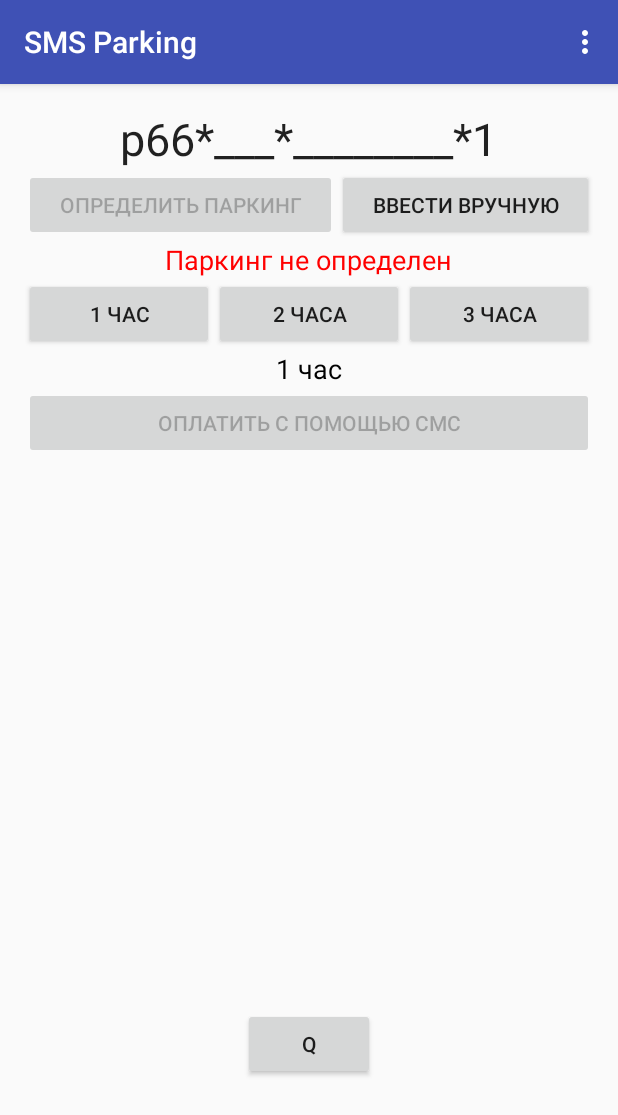
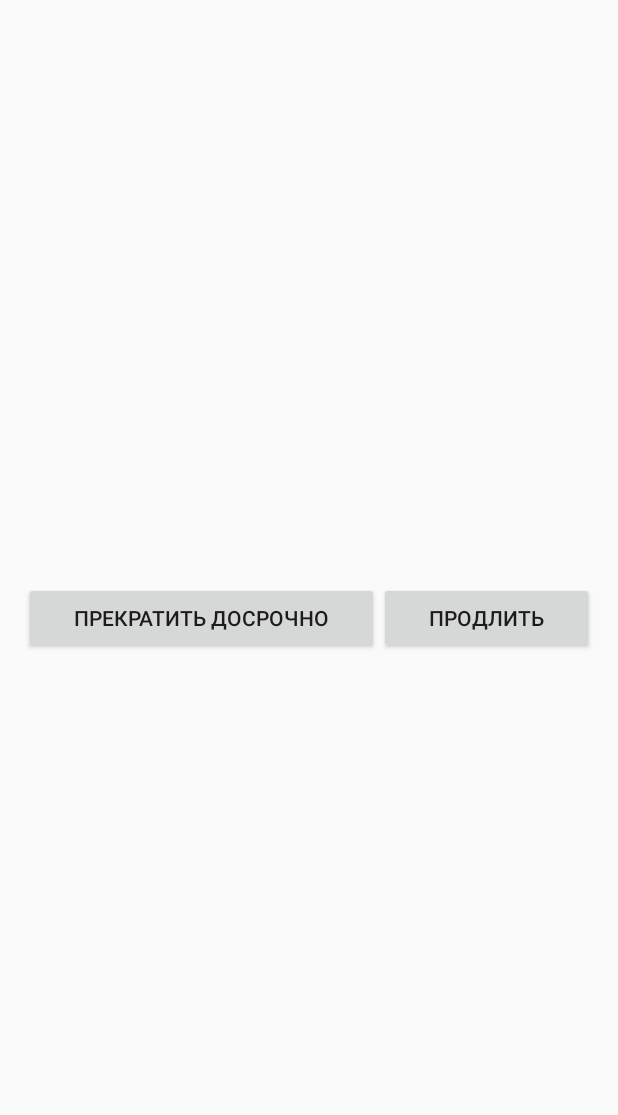
Before and after one commit to BigNordman/SMSParking, an Android app: the screen it shows after launch (MainActivity before the commit, ParkingActivity after it), after a tap on an icon or button, on a phone screen of 412 x 824 dp. Shown: the top 1115 px of the screen. Run offline under Robolectric (Android 15) with nearby library versions, the phone set to English and light mode, and no system bars.

Commit message:
Send/Receive SMS

```diff
--- a/app/src/main/java/com/nordman/big/smsparking/MainActivity.java
+++ b/app/src/main/java/com/nordman/big/smsparking/MainActivity.java
@@ -1,6 +1,5 @@
 package com.nordman.big.smsparking;
 
-import android.content.Context;
 import android.content.Intent;
 import android.content.SharedPreferences;
 import android.graphics.Color;
@@ -11,13 +10,11 @@ import android.os.Message;
 import android.preference.PreferenceManager;
 import android.support.v7.app.AppCompatActivity;
 import android.os.Bundle;
-import android.telephony.TelephonyManager;
 import android.util.Log;
 import android.view.Menu;
 import android.view.MenuItem;
 import android.view.View;
 import android.widget.Button;
-import android.widget.LinearLayout;
 import android.widget.PopupMenu;
 import android.widget.ProgressBar;
 import android.widget.TextView;
@@ -30,7 +27,6 @@ import com.google.android.gms.location.LocationRequest;
 import com.google.android.gms.location.LocationServices;
 
 import java.util.ArrayList;
-import java.util.Calendar;
 import java.util.Date;
 import java.util.Timer;
 import java.util.TimerTask;
@@ -102,8 +98,7 @@ public class MainActivity extends AppCompatActivity implements GoogleApiClient.C
         if (waitForSms){
 
             int smsNumber;
-            if (appStatus==STATUS_INITIAL) smsNumber=R.string.smsNumber;
-            else smsNumber=R.string.smsNumberBack;
+            smsNumber=R.string.smsNumber;
 
             Log.d("LOG", "check for outgoing sms...");
             waitForSms=false;
@@ -201,20 +196,13 @@ public class MainActivity extends AppCompatActivity implements GoogleApiClient.C
         ((TextView) this.findViewById(R.id.hourDesc)).setText(hourDesc);
 
         Button payButton = (Button) findViewById(R.id.payButton);
-        LinearLayout confirmLinearLayout = (LinearLayout) findViewById(R.id.confirmLinearLayout);
 
         if (appStatus==STATUS_INITIAL) {
             payButton.setVisibility(View.VISIBLE);
-            confirmLinearLayout.setVisibility(View.INVISIBLE);
             // энаблим/дизаблим кнопку "оплатить"
             if (!regNum.equals("________") & currentZone != null)
                 this.findViewById(R.id.payButton).setEnabled(true);
             else this.findViewById(R.id.payButton).setEnabled(false);
-        }
-
-        if (appStatus==STATUS_CONFIRM) {
-            payButton.setVisibility(View.INVISIBLE);
-            confirmLinearLayout.setVisibility(View.VISIBLE);
         }
     }
 
@@ -297,25 +285,13 @@ public class MainActivity extends AppCompatActivity implements GoogleApiClient.C
         sendDate = new Date();
     }
 
-    public void confirmButtonOnClick(View view) {
-    }
-
-    public void cancelButtonOnClick(View view) {
-        Uri uri = Uri.parse("smsto:" + getResources().getString(R.string.smsNumberBack));
-        Intent it = new Intent(Intent.ACTION_SENDTO, uri);
-        it.putExtra("sms_body", "0");   // послать 0, если хотим отменить
-        startActivity(it);
-        waitForSms = true;
-        sendDate = new Date();
-    }
-
     final Handler h = new Handler(new Handler.Callback() {
         @Override
         public boolean handleMessage(Message msg) {
             String aResponse = msg.getData().getString("message");
             if ((null != aResponse)){
                 ((TextView) findViewById(R.id.sendMessage)).setText(aResponse);
-                if (aResponse.indexOf("Сумма:")==0){    // если смс именно с подтверждением суммы, а не какое-то другое, то меняем интерфейс на "подтверждение"
+                if (aResponse.indexOf("Сумма:")==0){    // если смс именно с подтверждением оплаты, то меняем интерфейс на "припарковано"
                     appStatus=STATUS_CONFIRM;
                     updateSms();
                 }
@@ -344,22 +320,23 @@ public class MainActivity extends AppCompatActivity implements GoogleApiClient.C
         public void run() {
             tickCount++;
             Log.d("LOG", "timer tick! " + String.valueOf(tickCount) );
-            smsText = smsMgr.GetIncomingSms(sendDate,getResources().getString(R.string.smsNumberBack));
+            smsText = smsMgr.GetIncomingSms(sendDate,getResources().getString(R.string.smsNumber));
             if (smsText!=null){
                 timer.cancel();
                 timer = null;
-
+/*
                 try {
                     smsText = smsText.substring(smsText.indexOf("Сумма:"),smsText.indexOf("Для подтверждения платежа")-1);
                 } catch (Exception ignored){}
-
+*/
                 msgObj = h.obtainMessage();
                 b = new Bundle();
                 b.putString("message", smsText);
                 msgObj.setData(b);
                 h.sendMessage(msgObj);
             }
-            if(tickCount>=6) {
+
+            if(tickCount>=20) {
                 timer.cancel();
                 timer = null;
 
@@ -373,23 +350,15 @@ public class MainActivity extends AppCompatActivity implements GoogleApiClient.C
     }
 
     public void qClick(View view) {
-        /*
-        Calendar cal = Calendar.getInstance();
-        cal.set(Calendar.YEAR, 2016);
-        cal.set(Calendar.MONTH, 0);
-        cal.set(Calendar.DAY_OF_MONTH, 16);
-        cal.set(Calendar.HOUR_OF_DAY, 15);
+        SharedPreferences prefs= PreferenceManager.getDefaultSharedPreferences(this);
+        if (sendDate==null) sendDate=new Date();
+        SharedPreferences.Editor ed = prefs.edit();
+        ed.putString("LastParkTime", String.valueOf(sendDate.getTime()));
+        ed.putString("LastHours", hours);
+        ed.apply();
 
-
-        Date sendDate = cal.getTime();
-        String smsText = smsMgr.GetIncomingSms(sendDate, getResources().getString(R.string.smsNumberBack));
-        try {
-            smsText = smsText.substring(smsText.indexOf("Сумма:"),smsText.indexOf("Для подтверждения платежа")-1);
-        } catch (Exception ignored){}
-        */
-        final TelephonyManager telephonyManager = (TelephonyManager) this.getSystemService(Context.TELEPHONY_SERVICE);
-        Log.d("LOG", "NetworkOperatorName = " + telephonyManager.getNetworkOperatorName());
-        Log.d("LOG", "NetworkOperator = " + telephonyManager.getNetworkOperator());
+        Intent intent = new Intent(this, ParkingActivity.class);
+        startActivity(intent);
     }
 
 }
--- /dev/null
+++ b/app/src/main/java/com/nordman/big/smsparking/ParkingActivity.java
@@ -0,0 +1,54 @@
+package com.nordman.big.smsparking;
+
+import android.app.Activity;
+import android.app.AlertDialog;
+import android.content.DialogInterface;
+import android.content.SharedPreferences;
+import android.os.Bundle;
+import android.preference.PreferenceManager;
+import android.util.Log;
+import android.view.KeyEvent;
+import android.view.View;
+
+
+public class ParkingActivity extends Activity {
+
+    @Override
+    protected void onCreate(Bundle savedInstanceState) {
+        super.onCreate(savedInstanceState);
+        setContentView(R.layout.activity_parking);
+
+        SharedPreferences prefs= PreferenceManager.getDefaultSharedPreferences(this);
+        Log.d("LOG", "LastParkTime = " + prefs.getString("LastParkTime", ""));
+        Log.d("LOG", "LastHours = " + prefs.getString("LastHours", ""));
+
+        //moveTaskToBack(true);
+    }
+
+    public void stopParkingButtonOnClick(View view) {
+    }
+
+    public void prolongButtonOnClick(View view) {
+    }
+
+    @Override
+    public boolean onKeyDown(int keyCode, KeyEvent event) {
+        if ((keyCode == KeyEvent.KEYCODE_BACK)) {
+            AlertDialog alertDialog = new AlertDialog.Builder(this)
+                    .setMessage("Выйти?")
+                    .setPositiveButton("Да", new DialogInterface.OnClickListener() {
+                        public void onClick(DialogInterface dialogInterface, int i) {
+                            moveTaskToBack(true);
+                            finish();
+                        }
+                    })
+                    .setNegativeButton("Нет", new DialogInterface.OnClickListener() {
+                        public void onClick(DialogInterface dialogInterface, int i) {
+                        }
+                    })
+                    .show();
+            return false;
+        }
+        return super.onKeyDown(keyCode, event);
+    }
+}
--- a/app/src/main/res/layout/activity_main.xml
+++ b/app/src/main/res/layout/activity_main.xml
@@ -4,7 +4,8 @@
     android:layout_height="match_parent" android:paddingLeft="@dimen/activity_horizontal_margin"
     android:paddingRight="@dimen/activity_horizontal_margin"
     android:paddingTop="@dimen/activity_vertical_margin"
-    android:paddingBottom="@dimen/activity_vertical_margin" tools:context=".MainActivity">
+    android:paddingBottom="@dimen/activity_vertical_margin" tools:context=".MainActivity"
+    android:id="@+id/mainLayout">
 
     <TextView
         android:layout_width="wrap_content"
@@ -98,36 +99,6 @@
         android:onClick="payButtonOnClick"
         android:layout_alignRight="@+id/hourLinearLayout"
         android:layout_alignEnd="@+id/hourLinearLayout" />
-    <LinearLayout xmlns:android="http://schemas.android.com/apk/res/android"
-        android:layout_width="fill_parent"
-        android:layout_height="wrap_content"
-        android:orientation="horizontal"
-        android:layout_below="@+id/hourDesc"
-        android:id="@+id/confirmLinearLayout"
-        android:visibility="invisible">
-        <Button
-            android:text="@string/confirmButtonText"
-            android:id="@+id/confirmButton"
-            android:layout_width="wrap_content"
-            android:layout_height="wrap_content"
-            android:layout_weight="1"
-            android:onClick="confirmButtonOnClick"/>
-        <Button
-            android:text="@string/cancelButtonText"
-            android:id="@+id/cancelButton"
-            android:layout_width="wrap_content"
-            android:layout_height="wrap_content"
-            android:layout_weight="1"
-            android:onClick="cancelButtonOnClick"/>
-    </LinearLayout>
-
-    <ProgressBar
-        android:layout_width="wrap_content"
-        android:layout_height="wrap_content"
-        android:id="@+id/progressBar"
-        android:visibility="invisible"
-        android:layout_below="@+id/sendMessage"
-        android:layout_alignEnd="@+id/smsText" />
 
     <TextView
         android:layout_width="wrap_content"
@@ -137,6 +108,14 @@
         android:textColor="@android:color/black"
         android:layout_below="@+id/payButton"
         android:layout_centerHorizontal="true" />
+
+    <ProgressBar
+        android:layout_width="wrap_content"
+        android:layout_height="wrap_content"
+        android:id="@+id/progressBar"
+        android:visibility="invisible"
+        android:layout_below="@+id/sendMessage"
+        android:layout_alignEnd="@+id/smsText" />
 
     <Button
         android:layout_width="wrap_content"
--- /dev/null
+++ b/app/src/main/res/layout/activity_parking.xml
@@ -0,0 +1,34 @@
+<?xml version="1.0" encoding="utf-8"?>
+<RelativeLayout xmlns:android="http://schemas.android.com/apk/res/android"
+    xmlns:tools="http://schemas.android.com/tools"
+    android:layout_width="match_parent"
+    android:layout_height="match_parent"
+    android:paddingBottom="@dimen/activity_vertical_margin"
+    android:paddingLeft="@dimen/activity_horizontal_margin"
+    android:paddingRight="@dimen/activity_horizontal_margin"
+    android:paddingTop="@dimen/activity_vertical_margin"
+    tools:context="com.nordman.big.smsparking.ParkingActivity">
+
+    <LinearLayout xmlns:android="http://schemas.android.com/apk/res/android"
+        android:layout_width="fill_parent"
+        android:layout_height="wrap_content"
+        android:orientation="horizontal"
+        android:id="@+id/parkingButtonsLinearLayout"
+        android:layout_centerVertical="true"
+        android:layout_alignParentStart="true">
+        <Button
+            android:text="@string/stopParkingButtonText"
+            android:id="@+id/stopParkingButton"
+            android:layout_width="wrap_content"
+            android:layout_height="wrap_content"
+            android:layout_weight="1"
+            android:onClick="stopParkingButtonOnClick"/>
+        <Button
+            android:text="@string/prolongButtonText"
+            android:id="@+id/prolongButton"
+            android:layout_width="wrap_content"
+            android:layout_height="wrap_content"
+            android:layout_weight="1"
+            android:onClick="prolongButtonOnClick"/>
+    </LinearLayout>
+</RelativeLayout>
--- a/app/src/main/res/values/strings.xml
+++ b/app/src/main/res/values/strings.xml
@@ -72,9 +72,8 @@
     <string name="pref_title_vibrate">Vibrate</string>
     <string name="payButtonText">Оплатить с помощью СМС</string>
     <string name="sendSmsFailed">Не обнаружено исходящее СМС</string>
-    <string name="sendSmsWaiting">Ожидаем ответного сообщения</string>
-    <string name="smsNumberBack">6996</string>
-    <string name="incomingSmsFailed">Не обнаружено входящее смс</string>
-    <string name="confirmButtonText">Подтвердить</string>
-    <string name="cancelButtonText">Отменить</string>
+    <string name="sendSmsWaiting">Ожидаем СМС с подтверждением платежа</string>
+    <string name="incomingSmsFailed">Не обнаружено входящее СМС</string>
+    <string name="stopParkingButtonText">Прекратить досрочно</string>
+    <string name="prolongButtonText">Продлить</string>
 </resources>
```
Also changed, not shown: app/src/main/AndroidManifest.xml (+10 -8 lines).
